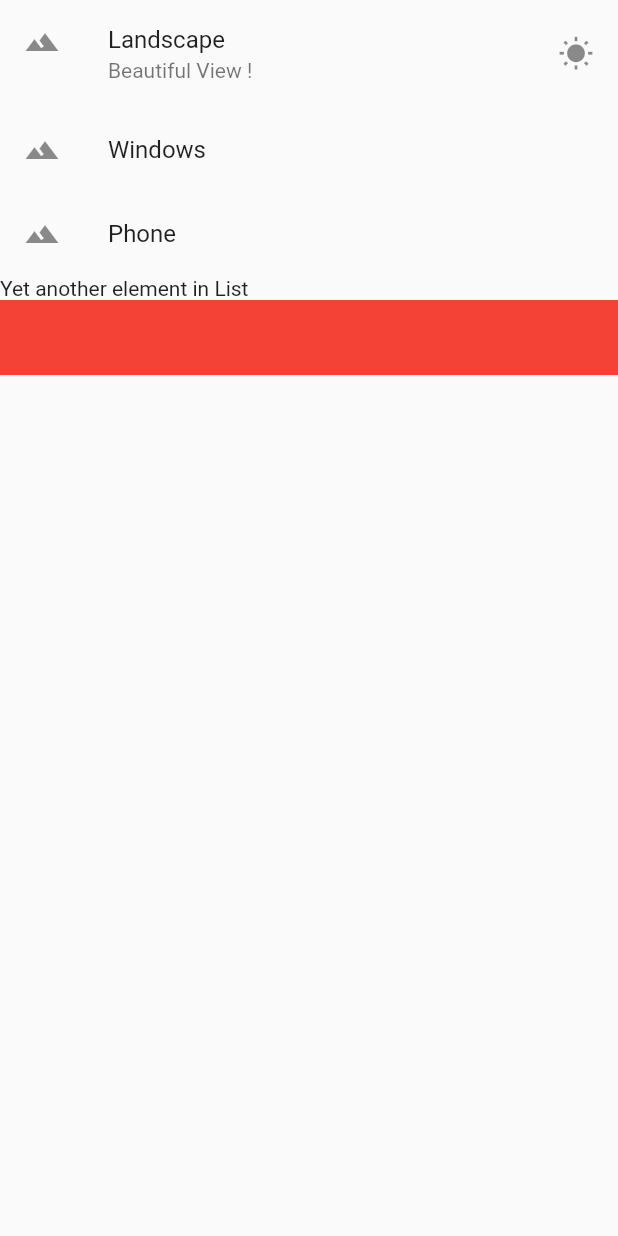
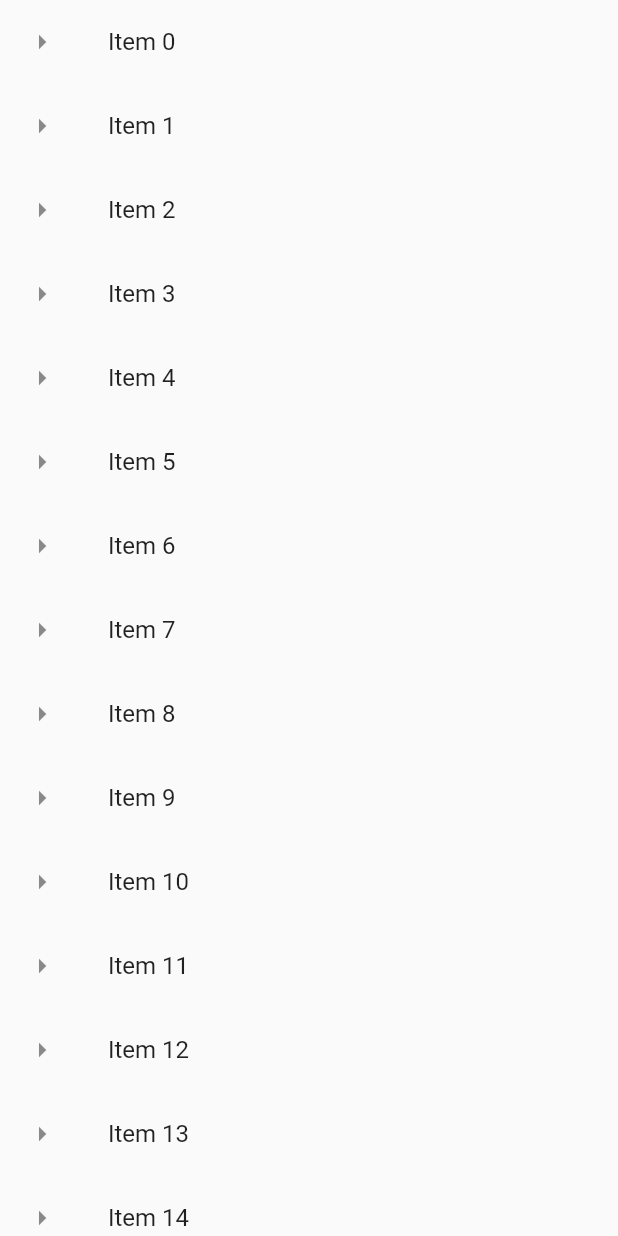
Before and after one commit to FIRDOUS-BHAT/flutter_app, a Flutter app: what getListView() shows on an empty page, opened directly, on a phone screen of 412 x 824 dp. Run offline on Flutter 3.47's test engine with Material 2 defaults, Android fonts, the phone set to English and light mode, and no system bars.

Commit message:
8th commit

```diff
--- a/lib/main.dart
+++ b/lib/main.dart
@@ -5,44 +5,35 @@ void main(){
   runApp(MaterialApp(
       title: "Exploring UI",
       home: Scaffold(
-        appBar: AppBar(title: Text("Basic List View"),),
-        body: getListView(),
+        appBar: AppBar(title: Text("Long List"),),
+        body: getListView()
       ),
   ));
 }
 
+List<String> getListElelments(){
+  var items = List<String>.generate(1000, (counter) => "Item $counter");
+  return items;
+}
+
 Widget getListView(){
 
-  var listView = ListView(
-    children: <Widget>[
+  var listItems = getListElelments();
 
-      ListTile(
-        leading: Icon(Icons.landscape),
-        title: Text("Landscape"),
-        subtitle: Text("Beautiful View !"),
-        trailing: Icon(Icons.wb_sunny),
-        onTap: (){
-          debugPrint("Landscape Tapped");
-        },
-      ),
+  var listView = ListView.builder(
+      itemBuilder: (context,index){
 
-      ListTile(
-        leading: Icon(Icons.landscape),
-        title: Text("Windows"),
+        return ListTile(
+          leading: Icon(Icons.arrow_right),
+          title: Text(listItems[index]),
+          onTap: (){
 
-      ),
+            debugPrint('${listItems[index]} was tapped');
+          },
+        );
 
-      ListTile(
-        leading: Icon(Icons.landscape),
-        title: Text("Phone"),
-      ),
+      }
+  );
 
-      Text("Yet another element in List"),
-
-      Container(color: Colors.red,height: 50.0,)
-
-
-    ],
-  );
-      return listView;
+  return listView;
 }
```
